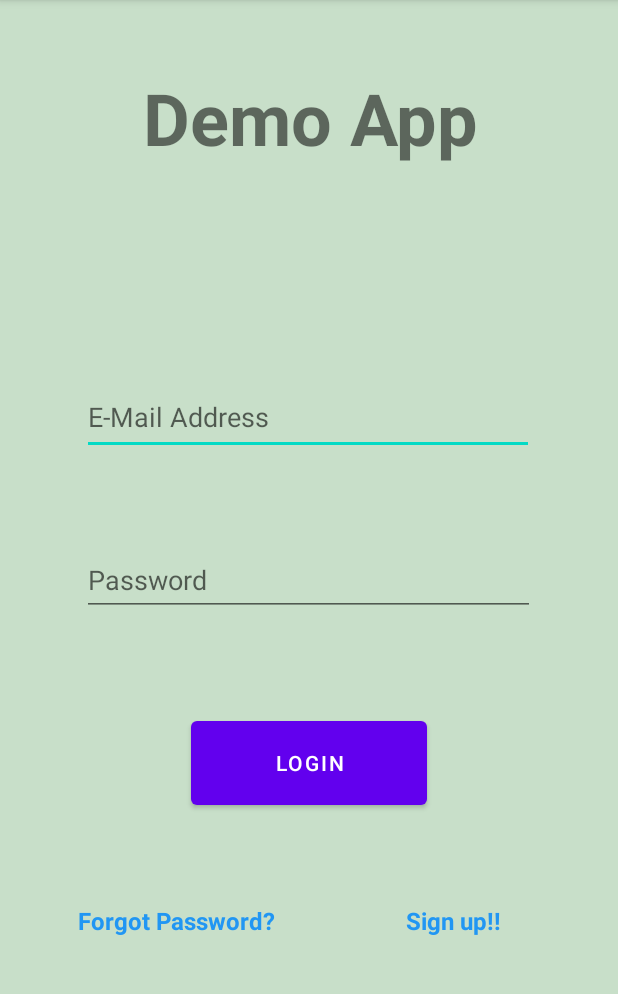
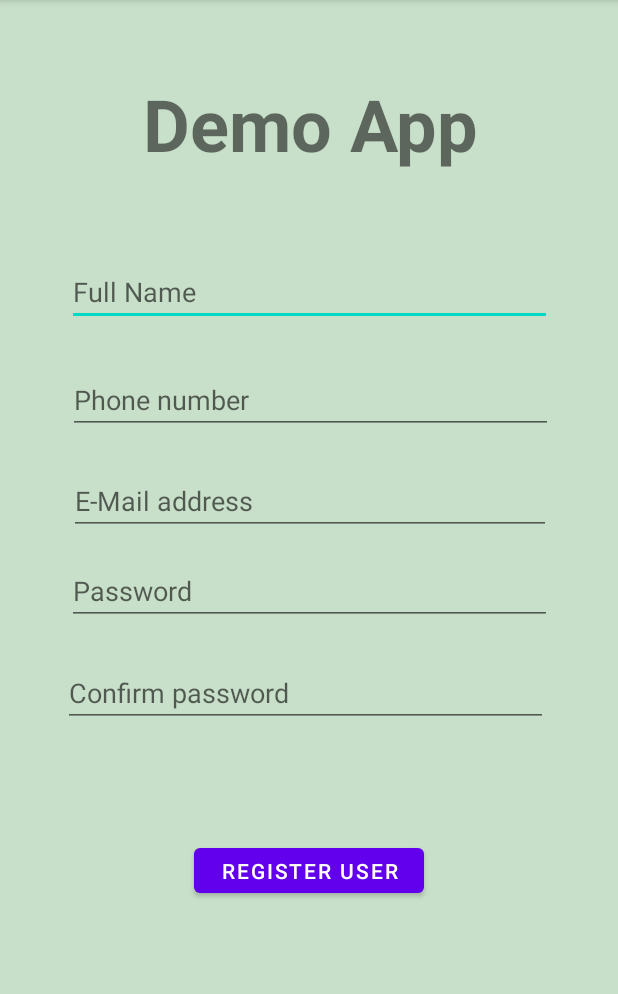
Before and after one commit to RohanSharma4792/Insights-demo-app, an Android app: the screen it shows after launch (MainActivity before the commit, signup after it), after a tap on "Sign up!!", on a phone screen of 412 x 824 dp, the part 84-1078 px from its top. Run offline under Robolectric (Android 15) with nearby library versions, the phone set to English and light mode, and no system bars; 1 other tap on this screen came first.

Commit message:
without firebase

```diff
--- a/app/src/main/java/com/example/insightsapp/MainActivity.java
+++ /dev/null
@@ -1,35 +0,0 @@
-package com.example.insightsapp;
-
-import androidx.appcompat.app.AppCompatActivity;
-
-import android.annotation.SuppressLint;
-import android.content.Intent;
-import android.os.Bundle;
-import android.view.View;
-import android.widget.TextView;
-
-
-public class MainActivity extends AppCompatActivity implements View.OnClickListener {
-    private TextView signup;
-
-    @Override
-    protected void onCreate(Bundle savedInstanceState) {
-        super.onCreate(savedInstanceState);
-        setContentView(R.layout.activity_main);
-        signup = (TextView) findViewById(R.id.signup);
-        signup.setOnClickListener(this);
-    }
-
-
-    @Override
-    public void onClick(View v) {
-        switch (v.getId()){
-            case R.id.signup:
-                startActivity(new Intent(this, signup.class));
-                break;
-        }
-
-    }
-
-
-}
--- a/app/src/main/java/com/example/insightsapp/register.java
+++ b/app/src/main/java/com/example/insightsapp/dashboard.java
@@ -4,11 +4,11 @@ import androidx.appcompat.app.AppCompatActivity;
 
 import android.os.Bundle;
 
-public class register extends AppCompatActivity {
+public class dashboard extends AppCompatActivity {
 
     @Override
     protected void onCreate(Bundle savedInstanceState) {
         super.onCreate(savedInstanceState);
-        setContentView(R.layout.activity_register);
+        setContentView(R.layout.activity_dashboard);
     }
 }
--- /dev/null
+++ b/app/src/main/java/com/example/insightsapp/login.java
@@ -0,0 +1,60 @@
+package com.example.insightsapp;
+
+import androidx.appcompat.app.AppCompatActivity;
+
+import android.content.Intent;
+import android.os.Bundle;
+import android.view.View;
+import android.widget.Button;
+import android.widget.EditText;
+import android.widget.TextView;
+
+
+public class login extends AppCompatActivity {
+    TextView textview2;
+    EditText editTextTextEmailAddress;
+    EditText editTextTextPassword;
+    Button button;
+    TextView textview3;
+    TextView signup;
+
+
+    @Override
+    protected void onCreate(Bundle savedInstanceState) {
+        super.onCreate(savedInstanceState);
+        setContentView(R.layout.login);
+        button = findViewById(R.id.button);
+        textview3 = findViewById(R.id.textView3);
+        signup = findViewById(R.id.signup);
+        editTextTextEmailAddress = findViewById(R.id.editTextTextEmailAddress);
+        editTextTextPassword = findViewById(R.id.editTextTextPassword);
+
+        button.setOnClickListener(new View.OnClickListener() {
+            @Override
+            public void onClick(View view) {
+                String email = editTextTextEmailAddress.getText().toString();
+                String password = editTextTextPassword.getText().toString();
+                if (email.isEmpty()){
+                    editTextTextEmailAddress.setError("Enter the email address");
+
+                }
+                if (password.isEmpty()){
+                    editTextTextPassword.setError("Enter the password");
+                }
+
+            }
+        });
+
+        signup.setOnClickListener(new View.OnClickListener() {
+            @Override
+            public void onClick(View view) {
+                Intent intent = new Intent(getApplicationContext(), com.example.insightsapp.signup.class);
+                startActivity(intent);
+            }
+        });
+
+    }
+
+
+
+}
--- /dev/null
+++ b/app/src/main/java/com/example/insightsapp/signup.java
@@ -0,0 +1,73 @@
+package com.example.insightsapp;
+
+import androidx.appcompat.app.AppCompatActivity;
+
+import android.content.Intent;
+import android.os.Bundle;
+import android.text.TextUtils;
+import android.view.View;
+import android.widget.Button;
+import android.widget.EditText;
+import android.widget.TextView;
+
+
+public class signup extends AppCompatActivity {
+    EditText editTextTextPersonName;
+    EditText editTextPhone2;
+    EditText editTextTextEmailAddress3;
+    EditText editTextTextPassword4;
+    EditText editTextTextPassword5;
+    Button register;
+
+
+    @Override
+    protected void onCreate(Bundle savedInstanceState) {
+        super.onCreate(savedInstanceState);
+        setContentView(R.layout.signup);
+        editTextTextPersonName = findViewById(R.id.editTextTextPersonName);
+        editTextPhone2 = findViewById(R.id.editTextPhone2);
+        editTextTextEmailAddress3 = findViewById(R.id.editTextTextEmailAddress3);
+        editTextTextPassword4 = findViewById(R.id.editTextTextPassword4);
+        editTextTextPassword5 = findViewById(R.id.editTextTextPassword5);
+        register = findViewById(R.id.register);
+        register.setOnClickListener(new View.OnClickListener() {
+            @Override
+            public void onClick(View view) {
+                String name = editTextTextPersonName.getText().toString();
+                String phone = editTextPhone2.getText().toString();
+                String email = editTextTextEmailAddress3.getText().toString();
+                String password = editTextTextPassword4.getText().toString();
+                String cpassword = editTextTextPassword5.getText().toString();
+
+                if (name.isEmpty()){
+                    editTextTextPersonName.setError("enter the name");
+                }
+                if (phone.isEmpty()){
+                    editTextPhone2.setError("enter the mobile number");
+                }
+                if (email.isEmpty()){
+                    editTextTextEmailAddress3.setError("enter the email");
+                }
+                if (password.isEmpty()){
+                    editTextTextPassword4.setError("enter the password");
+                }
+                if (cpassword.isEmpty()){
+                    editTextTextPassword5.setError("enter the password");
+                }
+                if (password != cpassword){
+                    editTextTextPassword5.setError("enter the password correctly");
+                }
+            }
+        });
+    }
+
+
+
+
+    public void registerbutton(View view) {
+            Intent intent = new Intent(getApplicationContext(), login.class);
+            startActivity(intent);
+        }
+
+
+    }
--- a/app/src/main/res/layout/activity_main.xml
+++ b/app/src/main/res/layout/login.xml
@@ -5,7 +5,7 @@
     android:layout_width="match_parent"
     android:layout_height="match_parent"
     android:background="#C8DFC9"
-    tools:context=".MainActivity">
+    tools:context=".login">
 
     <TextView
         android:id="@+id/textView2"
--- a/app/src/main/res/layout/activity_register.xml
+++ b/app/src/main/res/layout/signup.xml
@@ -5,7 +5,7 @@
     android:layout_width="match_parent"
     android:layout_height="match_parent"
     android:background="#C8DFC9"
-    tools:context=".MainActivity">
+    tools:context=".login">
 
     <TextView
         android:id="@+id/textView2"
@@ -85,6 +85,7 @@
         app:layout_constraintTop_toBottomOf="@+id/editTextTextPassword4" />
 
     <Button
+        android:onClick="registerbutton"
         android:id="@+id/register"
         android:layout_width="153dp"
         android:layout_height="42dp"
--- a/app/src/main/res/values-night/themes.xml
+++ b/app/src/main/res/values-night/themes.xml
@@ -1,6 +1,6 @@
 <resources xmlns:tools="http://schemas.android.com/tools">
     <!-- Base application theme. -->
-    <style name="Theme.InsightsApp" parent="Theme.MaterialComponents.DayNight.DarkActionBar">
+    <style name="Theme.InsightsApp" parent="Theme.MaterialComponents.DayNight.NoActionBar">
         <!-- Primary brand color. -->
         <item name="colorPrimary">@color/purple_200</item>
         <item name="colorPrimaryVariant">@color/purple_700</item>
```
Also changed, not shown: app/src/main/AndroidManifest.xml (+5 -2 lines), app/src/main/res/layout/activity_dashboard.xml (added, +9 -0 lines).
